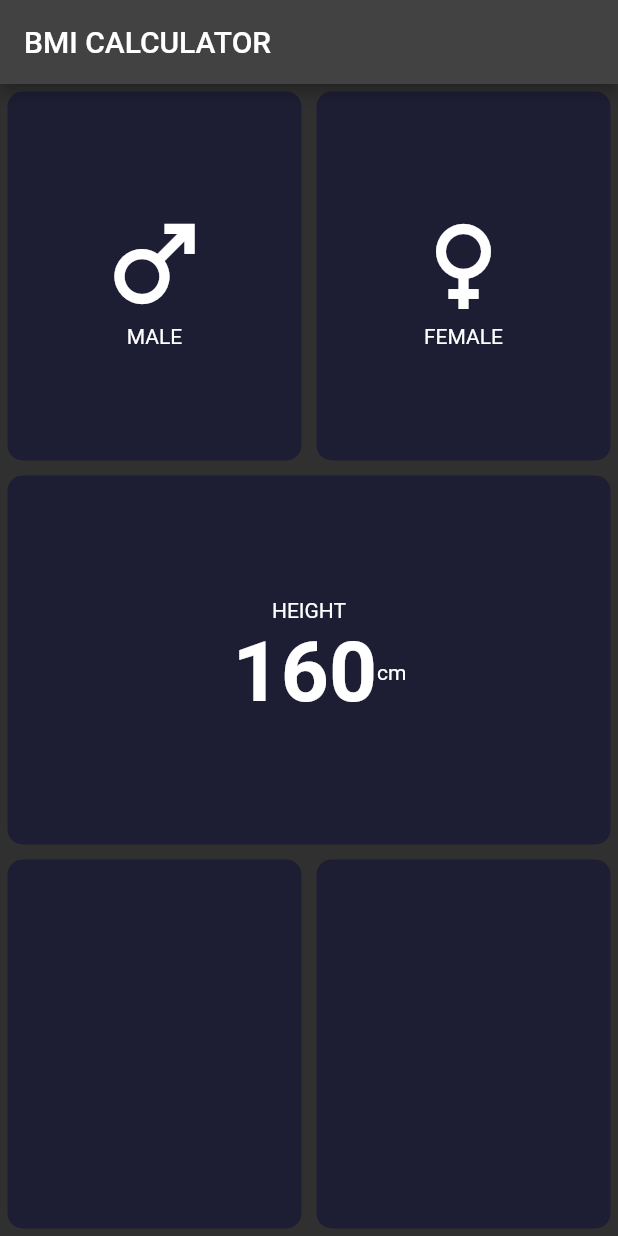
After one commit to zharkynai13/Flutter-bilim, a Flutter app: the HomePage screen opened directly, on a phone screen of 412 x 824 dp. The commit adds this screen. Run offline on Flutter 3.47's test engine with Material 2 defaults, Android fonts, the phone set to English and light mode, and no system bars.

Commit message:
add new hw8

```diff
--- /dev/null
+++ b/bmi_calculator_hw8/lib/components/card_widget.dart
@@ -0,0 +1,24 @@
+import 'package:flutter/material.dart';
+
+class CardWidget extends StatelessWidget {
+  final Color color;
+  final Widget myChild;
+  const CardWidget({
+   required this.color,
+   required this.myChild,
+  });
+
+  @override
+  Widget build(BuildContext context) {
+    return Expanded(child: Padding(
+      padding: const EdgeInsets.all(5),
+      child: Container(
+        decoration: BoxDecoration(
+          color: color,
+          borderRadius: BorderRadius.circular(10)
+        ),
+        child: myChild,
+      ),
+    ));
+  }
+}
--- /dev/null
+++ b/bmi_calculator_hw8/lib/components/icon_widget.dart
@@ -0,0 +1,22 @@
+import 'package:flutter/material.dart';
+
+class IconWidget extends StatelessWidget {
+  final IconData icon;
+  final String label;
+  const IconWidget({
+    required this.icon,
+    required this.label,
+  });
+
+  @override
+  Widget build(BuildContext context) {
+    return Column(
+      mainAxisAlignment: MainAxisAlignment.center,
+      children: [
+        Container(child:
+        Icon(icon,size: 80,)),
+        Container(child: Text(label),)
+      ],
+    );
+  }
+}
--- /dev/null
+++ b/bmi_calculator_hw8/lib/view/home.dart
@@ -0,0 +1,87 @@
+
+import 'package:bmi_calculator_hw8/components/card_widget.dart';
+import 'package:flutter/material.dart';
+
+import '../components/icon_widget.dart';
+class HomePage extends StatefulWidget {
+  const HomePage({super.key});
+
+  @override
+  State<HomePage> createState() => _HomePageState();
+}
+
+class _HomePageState extends State<HomePage> {
+
+  @override
+  Widget build(BuildContext context) {
+    return Scaffold(
+      appBar: AppBar(title: Text('BMI calculator'.toUpperCase()),
+      ),
+      body: SafeArea(child:
+      Column(
+        children: [
+          Expanded(child: Row(
+            children: const [
+               CardWidget(
+                color: Color(0xff1d1e33),
+                myChild: IconWidget(
+                  icon: Icons.male,
+                  label: "MALE",
+                ),
+              ),
+              CardWidget(
+                color:  Color(0xff1d1e33),
+                myChild:IconWidget(
+                  icon: Icons.female,
+                  label: "FEMALE",
+                ),
+              ),
+            ],
+          ),),
+
+          CardWidget(
+                color: Color(0xff1d1e33),
+                myChild: Column(
+                  mainAxisAlignment: MainAxisAlignment.center,
+                  children: [
+                    Container(
+                      child: Text("height".toUpperCase()),
+                    ),
+                    Row(children: [
+                      Container(
+                        padding: const EdgeInsets.only(left: 150),
+                        child: const Text("160", style: TextStyle(
+                          fontSize: 56,
+                          fontWeight: FontWeight.bold
+                        ),),
+                      ),
+                      Container(
+                        child: const Text("cm"),
+                      )
+                    ],)
+
+                  ],
+                ),
+              ),
+          Expanded(
+            child: Row(
+              children: [
+              CardWidget(
+                  color: Color(0xff1d1e33),
+                  myChild: Column(
+                  children: [],
+                ),
+                ),
+              CardWidget(
+                  color: Color(0xff1d1e33),
+                  myChild: Column(
+                  children: [],
+                ),
+                ),
+            ],),
+          )
+        ],
+      )),
+    );
+  }
+}
--- a/hw_8_bmi_calculator/lib/components/card_widget.dart
+++ b/hw_8_bmi_calculator/lib/components/card_widget.dart
@@ -2,18 +2,24 @@
 import 'package:hw_8_bmi_calculator/theme/app_texts.dart';
 
 class CardWidget extends StatelessWidget {
+  final Color color;
+  // final Icon icon;
+  // final Text text;
   const CardWidget({
-    super.key,
+    required this.color,
+    // required this.icon,
+    // required this.text,
   });
 
   @override
   Widget build(BuildContext context) {
     return Expanded(
       child :Card (
-        color: const Color.fromARGB(255, 25, 56, 26),
+        color:color,
         child: Column(
           mainAxisAlignment: MainAxisAlignment.center,
-            children: const [
+            children: const[
+              // Icon(Iconsicon)
                Icon(Icons.male),
                AppTexts.male
             ],
```
Also changed, not shown: bmi_calculator_hw8/analysis_options.yaml (added, +29 -0 lines), bmi_calculator_hw8/lib/main.dart (added, +33 -0 lines), bmi_calculator_hw8/pubspec.yaml (added, +90 -0 lines), hw_8_bmi_calculator/lib/home/home_page.dart (+5 -5 lines), bmi_calculator_hw8/pubspec.lock (added), 123 other files.
